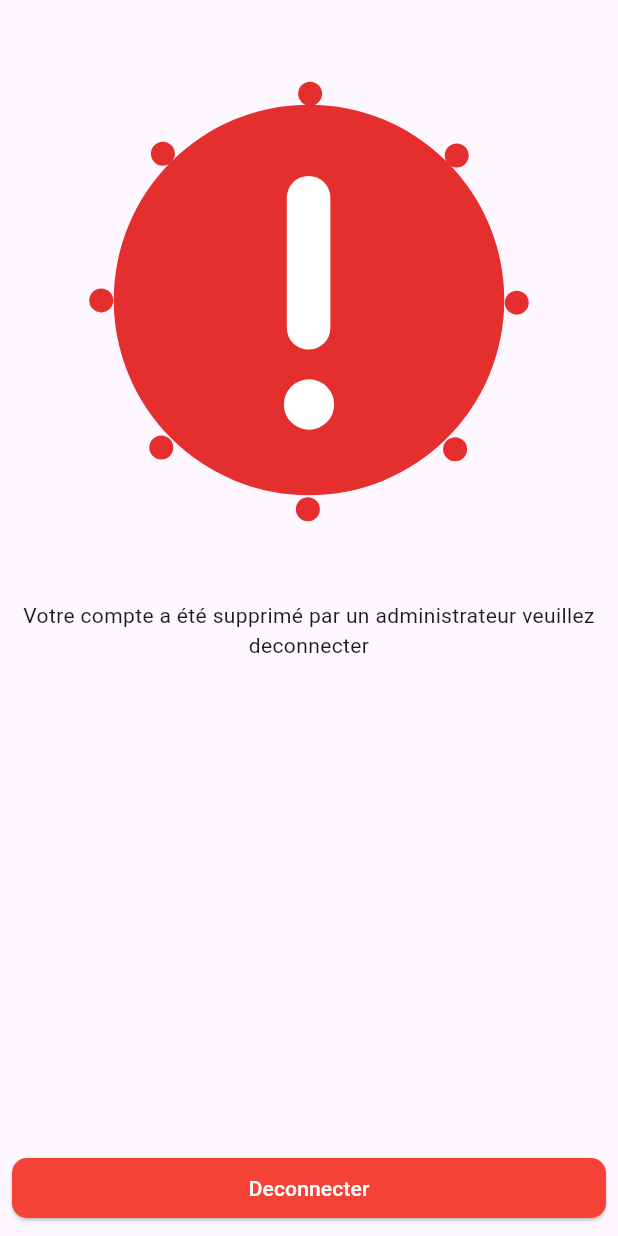
After one commit to FathiAyari/BU_booking, a Flutter app: the DeletedAccount screen opened by its route, on a phone screen of 412 x 824 dp. The commit adds this screen. Run offline on Flutter 3.47's test engine with Material 3 defaults, Android fonts, the phone set to English and light mode, and no system bars; our stand-ins replace cloud_firestore, country_picker, firebase_auth, firebase_core, get, get_storage and 1 more; accounts and stored records are empty; project files that could hold a hidden picture were left out.

Commit message:
deleted_account feature

```diff
--- a/lib/presentation/Authentication/Sign_up/signup.dart
+++ b/lib/presentation/Authentication/Sign_up/signup.dart
@@ -200,7 +200,7 @@ class _SignupScreenState extends State<SignupScreen> {
                                                     if (value.role == 'client') {
                                                       Navigator.pushNamed(context, AppRouting.homeClient);
                                                     } else if (value.role == 'admin') {
-                                                      Navigator.pushNamed(context, AppRouting.homeManager);
+                                                      Navigator.pushNamed(context, AppRouting.homeAdmin);
                                                     }
                                                   });
                                                 } else {
--- /dev/null
+++ b/lib/presentation/deleted_account/deleted_account.dart
@@ -0,0 +1,48 @@
+import 'package:flutter/material.dart';
+import 'package:lottie/lottie.dart';
+import 'package:umbrella/presentation/ressources/dimensions/constants.dart';
+import 'package:umbrella/services/AuthServices.dart';
+
+class DeletedAccount extends StatelessWidget {
+  const DeletedAccount({Key? key}) : super(key: key);
+
+  @override
+  Widget build(BuildContext context) {
+    return Scaffold(
+      body: SafeArea(
+        child: Container(
+          child: Column(
+            children: [
+              Container(height: Constants.screenHeight * 0.5, child: Lottie.asset("assets/lotties/alert2.json")),
+              Text(
+                "Votre compte a été supprimé par un administrateur veuillez deconnecter",
+                textAlign: TextAlign.center,
+              ),
+              Spacer(),
+              Padding(
+                padding: const EdgeInsets.all(8.0),
+                child: Container(
+                  width: double.infinity,
+                  child: ElevatedButton(
+                      style: ElevatedButton.styleFrom(
+                        backgroundColor: Colors.red,
+                        shape: RoundedRectangleBorder(
+                          borderRadius: BorderRadius.circular(10.0), // Set the border radius here
+                        ),
+                      ),
+                      onPressed: () {
+                        AuthServices().logOut(context);
+                      },
+                      child: Text(
+                        "Deconnecter",
+                        style: TextStyle(color: Colors.white),
+                      )),
+                ),
+              )
+            ],
+          ),
+        ),
+      ),
+    );
+  }
+}
--- a/lib/presentation/ressources/routes/router.dart
+++ b/lib/presentation/ressources/routes/router.dart
@@ -2,6 +2,8 @@ import 'package:flutter/material.dart';
 import 'package:umbrella/presentation/Authentication/Sign_in/sign_in.dart';
 import 'package:umbrella/presentation/Authentication/Sign_up/signup.dart';
 import 'package:umbrella/presentation/Splash_screen/splashscreen.dart';
+import 'package:umbrella/presentation/client/home_client.dart';
+import 'package:umbrella/presentation/deleted_account/deleted_account.dart';
 import 'package:umbrella/presentation/on_boarding/on_boarding_page.dart';
 
 class AppRouting {
@@ -11,7 +13,7 @@ class AppRouting {
   static final String onboarding = "/onboarding";
   static final String homeClient = "/home_client";
   static final String homeAdmin = "/home_admin";
-  static final String homeManager = "/home_manager";
+  static final String deletedAccount = "/deleted_account";
   static Route<dynamic> generateRoute(RouteSettings settings) {
     switch (settings.name) {
       case '/':
@@ -24,10 +26,10 @@ class AppRouting {
       case '/onboarding':
         return MaterialPageRoute(builder: (_) => OnBoardingPage());
       case '/home_client':
-      //return MaterialPageRoute(builder: (_) => HomePageClient());
-      case '/home_admin':
-      // return MaterialPageRoute(builder: (_) => AdmineHomeView());
-      case '/home_manager':
+        return MaterialPageRoute(builder: (_) => HomeClient());
+
+      case '/deleted_account':
+        return MaterialPageRoute(builder: (_) => DeletedAccount());
       // return MaterialPageRoute(builder: (_) => ManagerHomeView());
 
       default:
```
Also changed, not shown: assets/lotties/alert.json (added, +1 -0 lines), assets/lotties/alert2.json (added, +1 -0 lines), lib/models/booking.dart (added, +35 -0 lines), lib/models/equipement.dart (added, +23 -0 lines), lib/presentation/Authentication/Sign_in/sign_in.dart (+6 -3 lines), lib/presentation/Splash_screen/splashscreen.dart (+18 -4 lines), lib/presentation/client/home_client.dart (added, +19 -0 lines).
